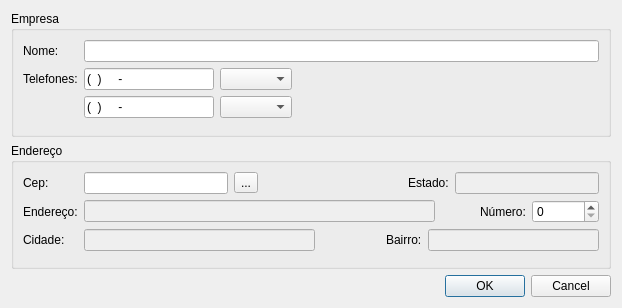
Old version of the form empresaaddview.ui in the repository alexandrepossebom/qsc.
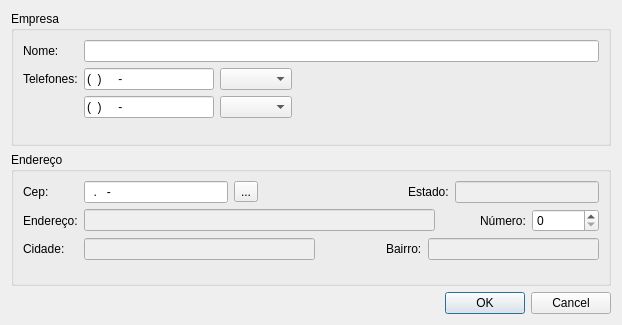
New version of the form.

What changed in the file:
```diff
--- a/empresaaddview.ui
+++ b/empresaaddview.ui
@@ -7,7 +7,7 @@
     <x>0</x>
     <y>0</y>
     <width>608</width>
-    <height>308</height>
+    <height>325</height>
    </rect>
   </property>
   <property name="windowTitle">
@@ -135,6 +135,9 @@
             <height>16777215</height>
            </size>
           </property>
+          <property name="inputMask">
+           <string>99.999-999; </string>
+          </property>
          </widget>
         </item>
         <item>
```
